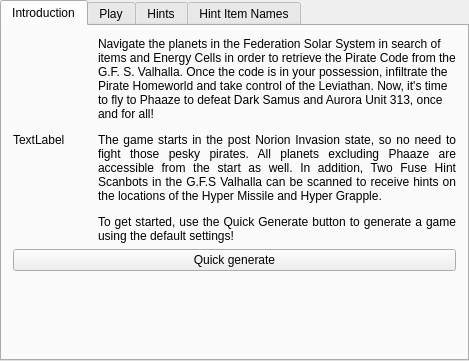
This is randovania/gui/ui_files/games_tab_corruption_widget.ui in randovania/randovania as Qt 5 draws it before an edit. The edited form follows.
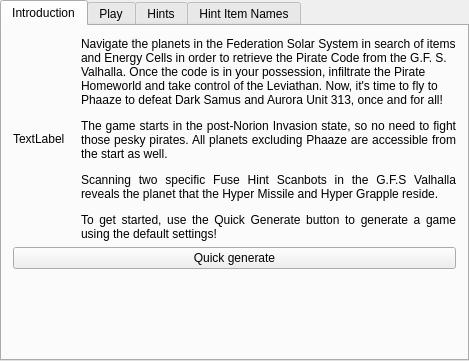
This is the edited form. Custom widgets are drawn as their Qt base class.

```diff
--- a/randovania/gui/ui_files/games_tab_corruption_widget.ui
+++ b/randovania/gui/ui_files/games_tab_corruption_widget.ui
@@ -30,7 +30,7 @@
       <item>
        <widget class="QLabel" name="intro_label">
         <property name="text">
-         <string>&lt;html&gt;&lt;head/&gt;&lt;body&gt;&lt;p&gt;Navigate the planets in the Federation Solar System in search of items and Energy Cells in order to retrieve the Pirate Code from the G.F. S. Valhalla. Once the code is in your possession, infiltrate the Pirate Homeworld and take control of the Leviathan. Now, it's time to fly to Phaaze to defeat Dark Samus and Aurora Unit 313, once and for all!&lt;/p&gt;&lt;p align=&quot;justify&quot;&gt;The game starts in the post Norion Invasion state, so no need to fight those pesky pirates. All planets excluding Phaaze are accessible from the start as well. In addition, Two Fuse Hint Scanbots in the G.F.S Valhalla can be scanned to receive hints on the locations of the Hyper Missile and Hyper Grapple.&lt;/p&gt;&lt;p align=&quot;justify&quot;&gt;To get started, use the Quick Generate button to generate a game using the default settings!&lt;/p&gt;&lt;/body&gt;&lt;/html&gt;</string>
+         <string>&lt;html&gt;&lt;head/&gt;&lt;body&gt;&lt;p&gt;Navigate the planets in the Federation Solar System in search of items and Energy Cells in order to retrieve the Pirate Code from the G.F. S. Valhalla. Once the code is in your possession, infiltrate the Pirate Homeworld and take control of the Leviathan. Now, it's time to fly to Phaaze to defeat Dark Samus and Aurora Unit 313, once and for all!&lt;/p&gt;&lt;p align=&quot;justify&quot;&gt;The game starts in the post-Norion Invasion state, so no need to fight those pesky pirates. All planets excluding Phaaze are accessible from the start as well.&lt;/p&gt;&lt;p align=&quot;justify&quot;&gt;Scanning two specific Fuse Hint Scanbots in the G.F.S Valhalla reveals the planet that the Hyper Missile and Hyper Grapple reside.&lt;/p&gt;&lt;p align=&quot;justify&quot;&gt;To get started, use the Quick Generate button to generate a game using the default settings!&lt;/p&gt;&lt;/body&gt;&lt;/html&gt;</string>
         </property>
         <property name="wordWrap">
          <bool>true</bool>
```
